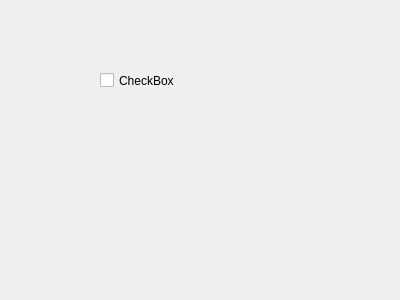
This is uitools/KDChartLegendPropertiesWidget.ui in KDAB/KDChart as Qt 5 draws it before an edit. The edited form follows.
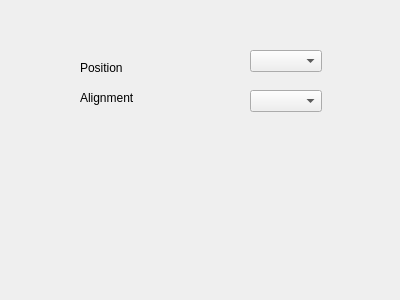
This is the edited form.

Commit message: Alignment and position combos.

```diff
--- a/uitools/KDChartLegendPropertiesWidget.ui
+++ b/uitools/KDChartLegendPropertiesWidget.ui
@@ -12,17 +12,50 @@
   <property name="windowTitle" >
    <string>Form</string>
   </property>
-  <widget class="QCheckBox" name="checkBox" >
+  <widget class="QLabel" name="label" >
    <property name="geometry" >
     <rect>
-     <x>100</x>
-     <y>70</y>
-     <width>76</width>
-     <height>21</height>
+     <x>80</x>
+     <y>60</y>
+     <width>50</width>
+     <height>16</height>
     </rect>
    </property>
    <property name="text" >
-    <string>CheckBox</string>
+    <string>Position</string>
+   </property>
+  </widget>
+  <widget class="QLabel" name="label_2" >
+   <property name="geometry" >
+    <rect>
+     <x>80</x>
+     <y>90</y>
+     <width>71</width>
+     <height>16</height>
+    </rect>
+   </property>
+   <property name="text" >
+    <string>Alignment</string>
+   </property>
+  </widget>
+  <widget class="QComboBox" name="mAlignmentCombo" >
+   <property name="geometry" >
+    <rect>
+     <x>250</x>
+     <y>90</y>
+     <width>72</width>
+     <height>22</height>
+    </rect>
+   </property>
+  </widget>
+  <widget class="QComboBox" name="mPositionCombo" >
+   <property name="geometry" >
+    <rect>
+     <x>250</x>
+     <y>50</y>
+     <width>72</width>
+     <height>22</height>
+    </rect>
    </property>
   </widget>
  </widget>
```
Left out of the diff: 2 changed lines with no effect on the pictures. The commit also changes 2 other files.
